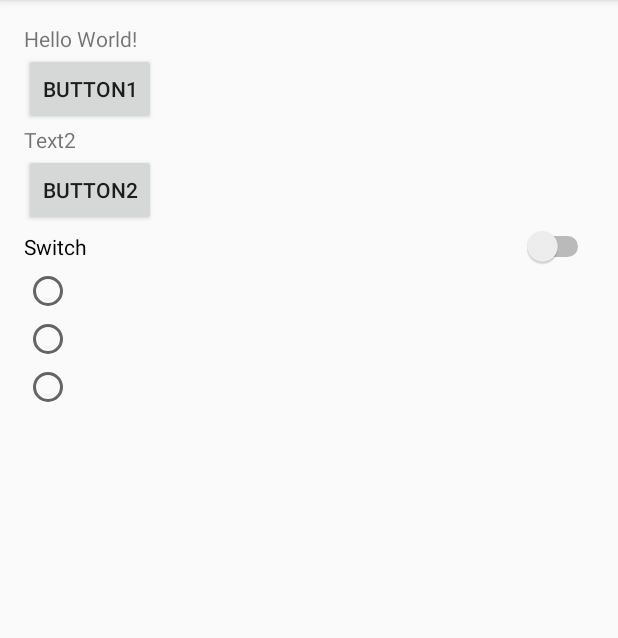
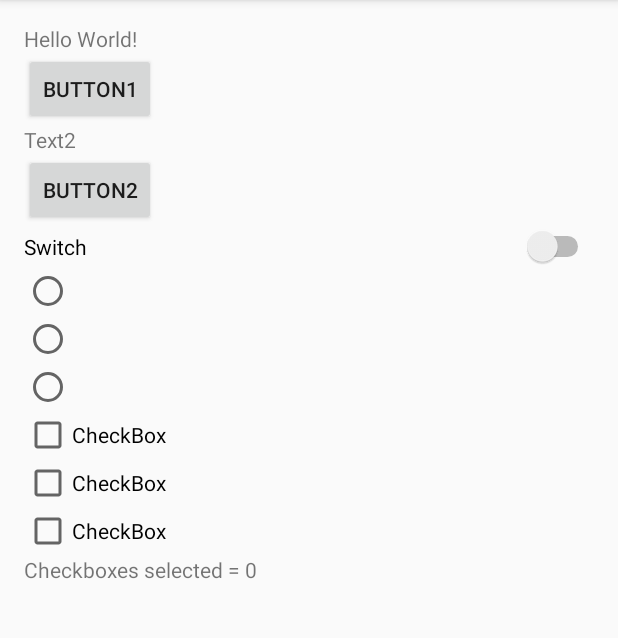
Before and after one commit to arsmors/Ui, an Android app: the screen it shows after launch (MainActivity), on a phone screen of 412 x 824 dp, the part 84-722 px from its top. Run offline under Robolectric (Android 15) with nearby library versions, the phone set to English and light mode, and no system bars.

Commit message:
checkboxes

```diff
--- a/app/src/main/res/layout/activity_main.xml
+++ b/app/src/main/res/layout/activity_main.xml
@@ -68,4 +68,34 @@
         android:onClick="radioOnClick"/>
     </RadioGroup>
 
+    <CheckBox
+        android:id="@+id/checkBox1"
+        android:layout_width="match_parent"
+        android:layout_height="wrap_content"
+        android:text="CheckBox"
+        android:checked="false"
+        android:onClick="selected"/>
+
+    <CheckBox
+        android:id="@+id/checkBox2"
+        android:layout_width="match_parent"
+        android:layout_height="wrap_content"
+        android:text="CheckBox"
+        android:checked="false"
+        android:onClick="selected"/>
+
+    <CheckBox
+        android:id="@+id/checkBox3"
+        android:layout_width="match_parent"
+        android:layout_height="wrap_content"
+        android:text="CheckBox"
+        android:checked="false"
+        android:onClick="selected"/>
+
+    <TextView
+        android:id="@+id/checkBoxSelected"
+        android:layout_width="wrap_content"
+        android:layout_height="wrap_content"
+        android:text="@string/boxesQty"/>
+
 </LinearLayout>
--- a/app/src/main/res/values/strings.xml
+++ b/app/src/main/res/values/strings.xml
@@ -2,4 +2,5 @@
     <string name="app_name">My Application</string>
     <string name="button1">Button1</string>
     <string name="button2">button2</string>
+    <string name="boxesQty">Checkboxes selected = 0</string>
 </resources>
```
Also changed, not shown: app/src/main/java/com/company/myapplication/MainActivity.java (+39 -3 lines).
